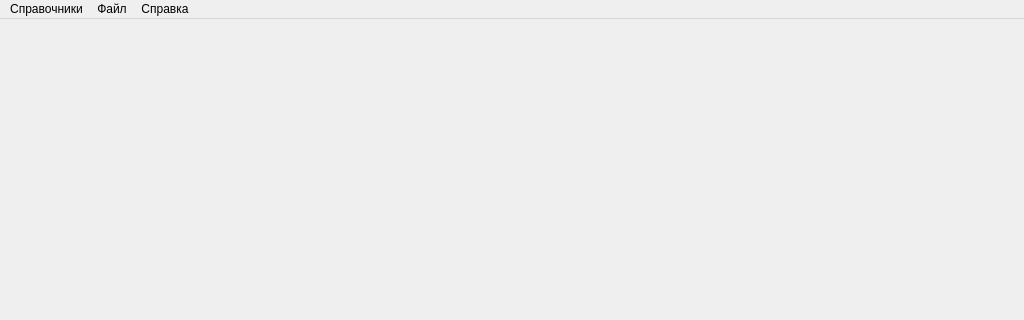
The window that src/ui/mainwindow.ui (Smurf72T/POC_Terminal_Tracker) describes before a commit, drawn with Qt 5; both pictures show x 0 to 1024 and y 0 to 320 of the 1024 by 768 pixel window.
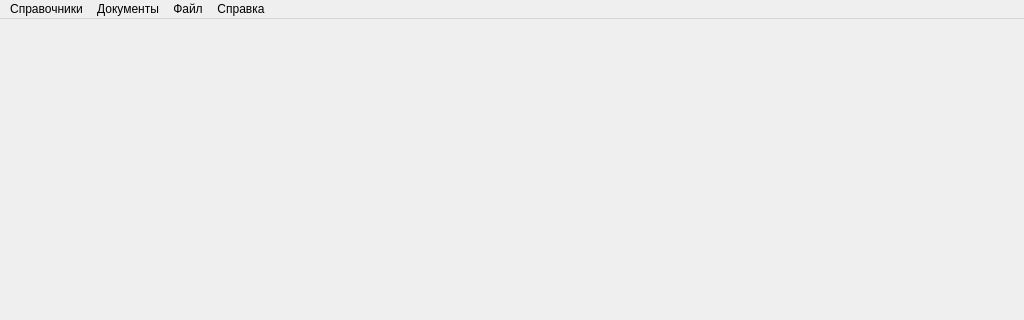
The same window after the commit.

What changed in the file:
```diff
--- a/src/ui/mainwindow.ui
+++ b/src/ui/mainwindow.ui
@@ -58,7 +58,14 @@
                 </property>
                 <addaction name="actionAbout"/>
             </widget>
+            <widget class="QMenu" name="menuDocuments">
+                <property name="title">
+                    <string>Документы</string>
+                </property>
+                <addaction name="actionReceipt"/>
+            </widget>
             <addaction name="menuDictionaries"/>
+            <addaction name="menuDocuments"/>
             <addaction name="menuFile"/>
             <addaction name="menuHelp"/>
         </widget>
```
Left out of the diff: 5 changed lines with no effect on the pictures.
